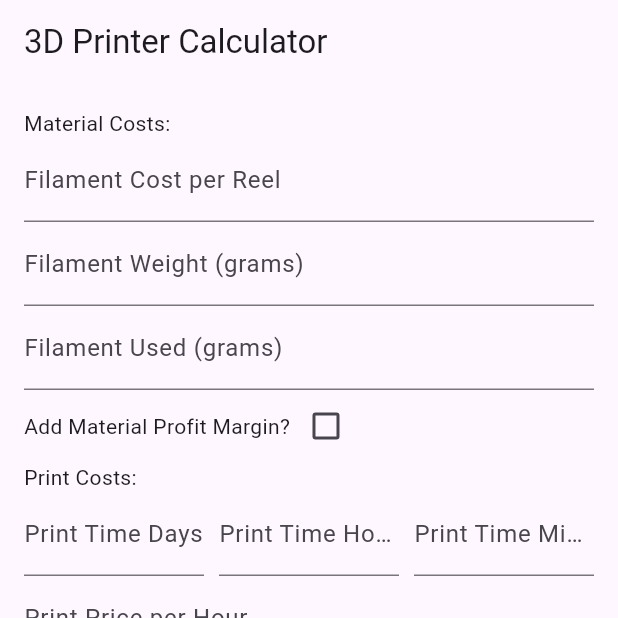
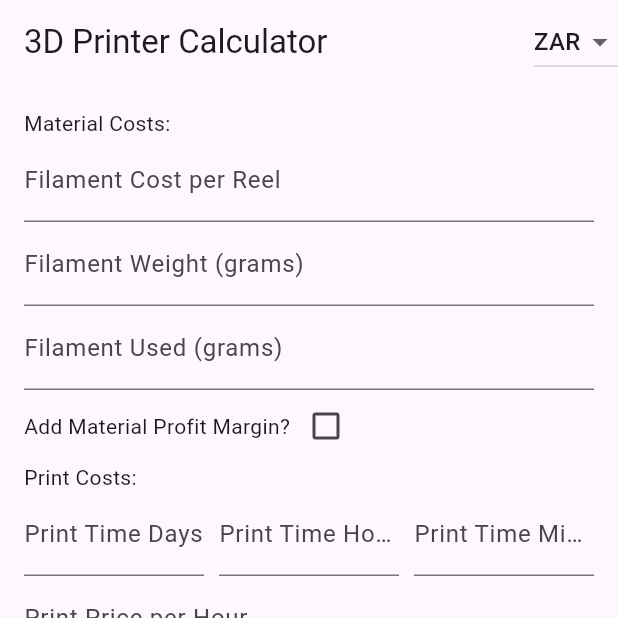
Before and after one commit to badtzmaruu/3d-Printer-Calculator, a Flutter app: the screen it shows after launch, on a phone screen of 412 x 824 dp, the top half of it. Run offline on Flutter 3.47's test engine with Material 3 defaults, Android fonts, the phone set to English and light mode, and no system bars.

Commit message:
Currency drop down added
Added the drop down for the currency which changed the total

```diff
--- a/3d Printer Calculator/lib/main.dart
+++ b/3d Printer Calculator/lib/main.dart
@@ -77,6 +77,15 @@
     });
   }
 
+ String dropDownCurrency = 'ZAR'; // Default
+  Map<String, double> exchangeRates = {
+    'ZAR': 1.0, // Default
+    'USD': 19.08, // US Dollar
+    'CAD': 13.90, // Canadian Dollar
+    'GBP': 23.79, // British Pound
+    'EUR': 20.39, // Euro
+  };
+
 
   double calculateTotalCost() {
     // Parse input values
@@ -132,8 +141,13 @@
     double failedPrintCost = (failedPrintPercentage/100 * (materialCost + printCost + electricityCost)) + (materialCost + printCost + electricityCost);
     double processingCost = postProcessing;
     double taxCost = materialCost + printCost + electricityCost + labourCost + equipmentCost + processingCost + wasteCost + failedPrintCost;
+    double exchangeRate = exchangeRates[dropDownCurrency] ?? 1.0;
+    double totalCost = materialCost + printCost + electricityCost + labourCost + equipmentCost + processingCost + wasteCost + failedPrintCost + (taxCost + (taxCost * taxPercentage/100));
 
-    return taxCost + (taxCost * taxPercentage/100);
+
+    return totalCost * exchangeRate;
+    //return taxCost + (taxCost * taxPercentage/100);
+    //i added the taxcost to the total cost idk if that'll affect yalls calculations
   }
 
   ////
@@ -144,6 +158,23 @@
     return Scaffold(
       appBar: AppBar(
         title: const Text('3D Printer Calculator'),
+        actions: [
+          //Adding the drop down button to the ribbon
+          DropdownButton(value: dropDownCurrency, onChanged: (String? newValue){
+
+            setState(() {
+              dropDownCurrency = newValue!;
+            });
+          },
+          items: exchangeRates.keys.map<DropdownMenuItem<String>>((String value) {
+            return DropdownMenuItem<String>(
+
+              value: value,child: Text(value),
+
+            );
+            }).toList(),
+          ),
+        ],
       ),
       body: SingleChildScrollView(
         child: Padding(
```
